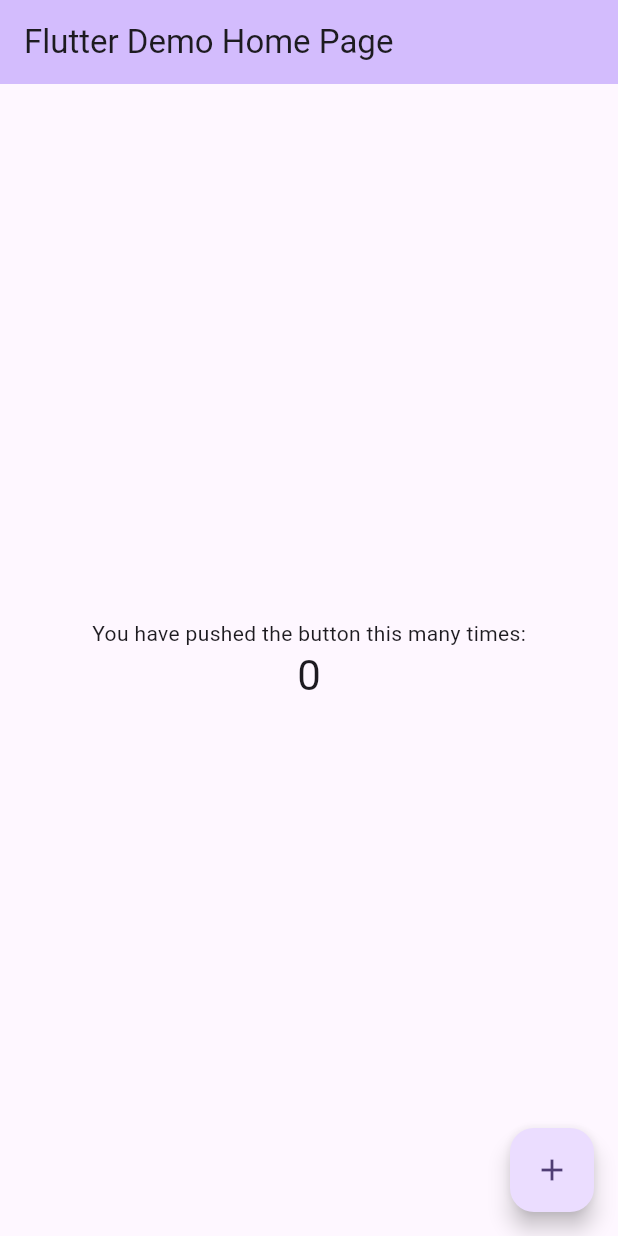
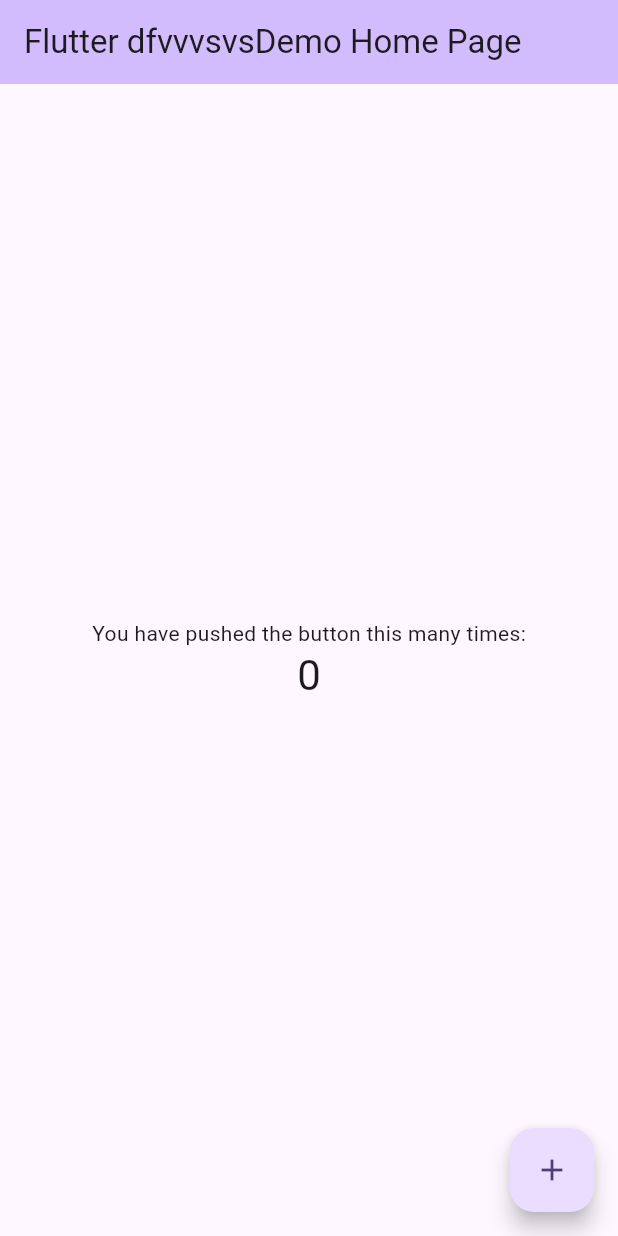
Before and after one commit to belfarz/bookstore, a Flutter app: the screen it shows after launch, on a phone screen of 412 x 824 dp. Run offline on Flutter 3.47's test engine with Material 3 defaults, Android fonts, the phone set to English and light mode, and no system bars.

Commit message:
first comit

```diff
--- a/lib/main.dart
+++ b/lib/main.dart
@@ -31,7 +31,7 @@ class MyApp extends StatelessWidget {
         colorScheme: ColorScheme.fromSeed(seedColor: Colors.deepPurple),
         useMaterial3: true,
       ),
-      home: const MyHomePage(title: 'Flutter Demo Home Page'),
+      home: const MyHomePage(title: 'Flutter dfvvvsvsDemo Home Page'),
     );
   }
 }
```
